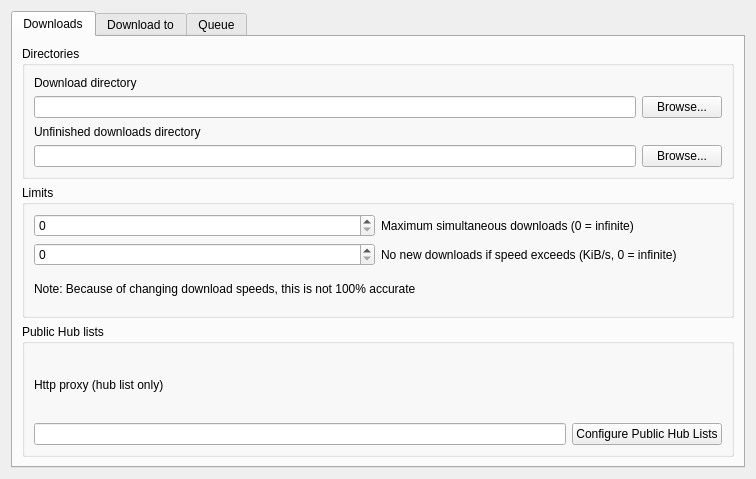
Above: eiskaltdcpp/ui/UISettingsDownloads.ui from eiskaltdcpp/eiskaltdcpp before the change. Below: the same form after it.
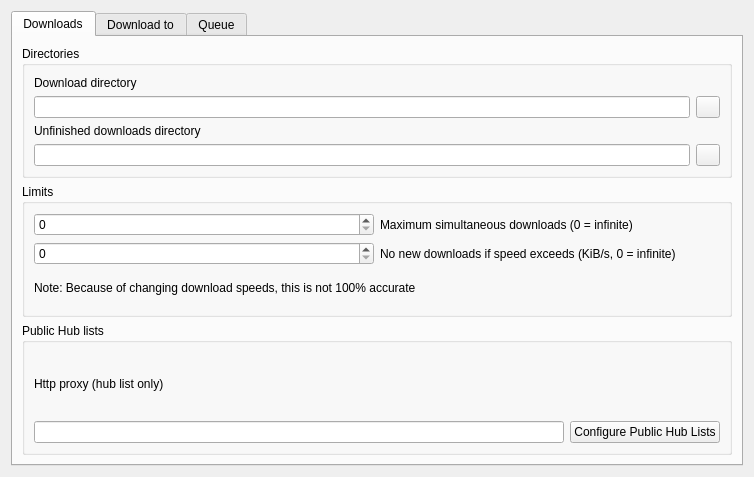
That is the form after the change.

```diff
--- a/eiskaltdcpp/ui/UISettingsDownloads.ui
+++ b/eiskaltdcpp/ui/UISettingsDownloads.ui
@@ -6,8 +6,8 @@
    <rect>
     <x>0</x>
     <y>0</y>
-    <width>756</width>
-    <height>479</height>
+    <width>754</width>
+    <height>477</height>
    </rect>
   </property>
   <property name="windowTitle">
@@ -58,15 +58,27 @@
           </item>
           <item row="1" column="1">
            <widget class="QPushButton" name="pushButton_BROWSE">
+            <property name="maximumSize">
+             <size>
+              <width>24</width>
+              <height>16777215</height>
+             </size>
+            </property>
             <property name="text">
-             <string>Browse...</string>
+             <string/>
             </property>
            </widget>
           </item>
           <item row="3" column="1">
            <widget class="QPushButton" name="pushButton_BROWSE1">
+            <property name="maximumSize">
+             <size>
+              <width>24</width>
+              <height>16777215</height>
+             </size>
+            </property>
             <property name="text">
-             <string>Browse...</string>
+             <string/>
             </property>
            </widget>
           </item>
```
